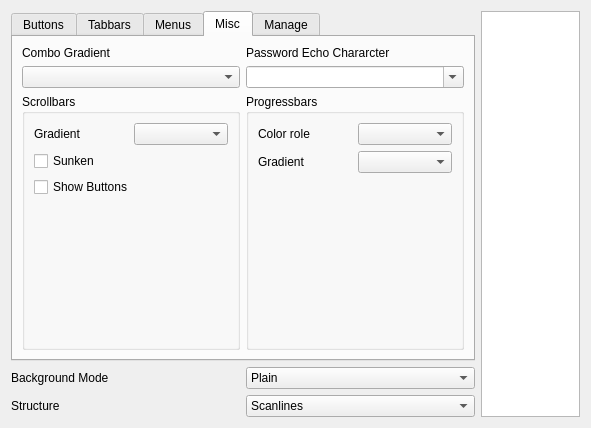
This is config/config.ui in deiv/bespin-pkg as Qt 5 draws it before an edit. The edited form follows.
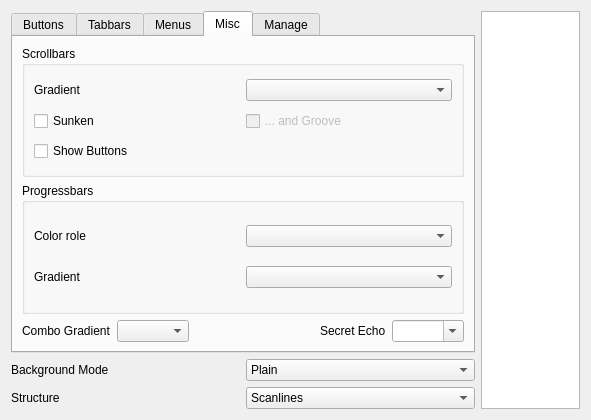
This is the edited form.

Commit message: menu items, config, scroolbar groove

```diff
--- a/config/config.ui
+++ b/config/config.ui
@@ -6,7 +6,7 @@
     <x>0</x>
     <y>0</y>
     <width>591</width>
-    <height>428</height>
+    <height>420</height>
    </rect>
   </property>
   <property name="windowTitle" >
@@ -382,31 +382,7 @@
        <string>Misc</string>
       </attribute>
       <layout class="QGridLayout" >
-       <item row="0" column="0" >
-        <widget class="QLabel" name="label_12" >
-         <property name="text" >
-          <string>Combo Gradient</string>
-         </property>
-        </widget>
-       </item>
-       <item row="0" column="1" >
-        <widget class="QLabel" name="label_17" >
-         <property name="text" >
-          <string>Password Echo Chararcter</string>
-         </property>
-        </widget>
-       </item>
-       <item row="1" column="0" >
-        <widget class="QComboBox" name="gradChoose" />
-       </item>
-       <item row="1" column="1" >
-        <widget class="QComboBox" name="pwEchoChar" >
-         <property name="editable" >
-          <bool>true</bool>
-         </property>
-        </widget>
-       </item>
-       <item row="2" column="0" >
+       <item row="0" column="0" colspan="5" >
         <widget class="QGroupBox" name="groupBox" >
          <property name="title" >
           <string>Scrollbars</string>
@@ -422,13 +398,23 @@
           <item row="0" column="1" >
            <widget class="QComboBox" name="gradScroll" />
           </item>
-          <item row="1" column="0" colspan="2" >
+          <item row="1" column="0" >
            <widget class="QCheckBox" name="scrollSunken" >
             <property name="text" >
              <string>Sunken</string>
             </property>
            </widget>
           </item>
+          <item row="1" column="1" >
+           <widget class="QCheckBox" name="scrollGroove" >
+            <property name="enabled" >
+             <bool>false</bool>
+            </property>
+            <property name="text" >
+             <string>... and Groove</string>
+            </property>
+           </widget>
+          </item>
           <item row="2" column="0" colspan="2" >
            <widget class="QCheckBox" name="showScrollButtons" >
             <property name="text" >
@@ -436,23 +422,10 @@
             </property>
            </widget>
           </item>
-          <item row="3" column="0" colspan="2" >
-           <spacer>
-            <property name="orientation" >
-             <enum>Qt::Vertical</enum>
-            </property>
-            <property name="sizeHint" >
-             <size>
-              <width>20</width>
-              <height>40</height>
-             </size>
-            </property>
-           </spacer>
-          </item>
          </layout>
         </widget>
        </item>
-       <item row="2" column="1" >
+       <item row="1" column="0" colspan="5" >
         <widget class="QGroupBox" name="groupBox_3" >
          <property name="title" >
           <string>Progressbars</string>
@@ -478,22 +451,46 @@
           <item row="1" column="1" >
            <widget class="QComboBox" name="gradProgress" />
           </item>
-          <item row="2" column="0" colspan="2" >
-           <spacer>
-            <property name="orientation" >
-             <enum>Qt::Vertical</enum>
-            </property>
-            <property name="sizeHint" >
-             <size>
-              <width>20</width>
-              <height>40</height>
-             </size>
-            </property>
-           </spacer>
-          </item>
          </layout>
         </widget>
        </item>
+       <item row="2" column="0" >
+        <widget class="QLabel" name="label_12" >
+         <property name="text" >
+          <string>Combo Gradient</string>
+         </property>
+        </widget>
+       </item>
+       <item row="2" column="1" >
+        <widget class="QComboBox" name="gradChoose" />
+       </item>
+       <item row="2" column="2" >
+        <spacer>
+         <property name="orientation" >
+          <enum>Qt::Horizontal</enum>
+         </property>
+         <property name="sizeHint" >
+          <size>
+           <width>40</width>
+           <height>20</height>
+          </size>
+         </property>
+        </spacer>
+       </item>
+       <item row="2" column="3" >
+        <widget class="QLabel" name="label_17" >
+         <property name="text" >
+          <string>Secret Echo</string>
+         </property>
+        </widget>
+       </item>
+       <item row="2" column="4" >
+        <widget class="QComboBox" name="pwEchoChar" >
+         <property name="editable" >
+          <bool>true</bool>
+         </property>
+        </widget>
+       </item>
       </layout>
      </widget>
      <widget class="QWidget" name="Seite_3" >
```
Left out of the diff: 24 changed lines with no effect on the pictures. The commit also changes 6 other files.
